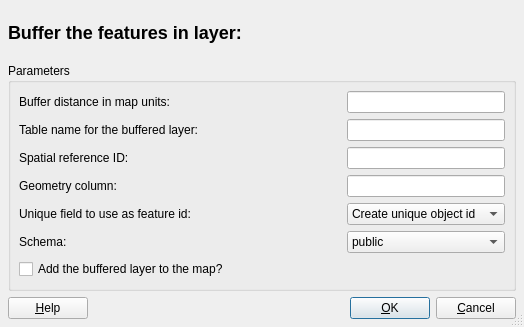
Qt form src/plugins/geoprocessing/qgsdlgpgbufferbase.ui (qgis/QGIS) before a commit.
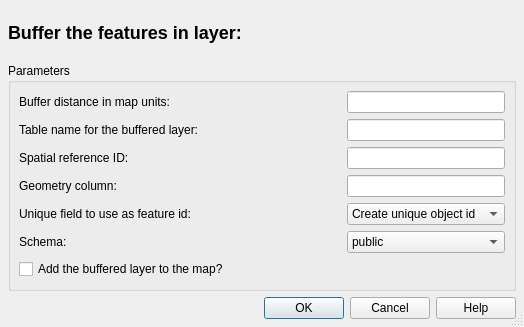
The same form after that commit.

Commit message: Convert dialogs to Qt 4.2 StandardButton API. Also fix memory leaks by using the delete operator or Qt::WA_DeleteOnClose along with accept or reject rather then deprecated Qt3 routines. Also eliminate compiler warnings.

Diff of the .ui file:
```diff
--- a/src/plugins/geoprocessing/qgsdlgpgbufferbase.ui
+++ b/src/plugins/geoprocessing/qgsdlgpgbufferbase.ui
@@ -239,72 +239,14 @@
     </widget>
    </item>
    <item row="2" column="0" >
-    <layout class="QHBoxLayout" >
-     <property name="margin" >
-      <number>0</number>
+    <widget class="QDialogButtonBox" name="buttonBox" >
+     <property name="orientation" >
+      <enum>Qt::Horizontal</enum>
      </property>
-     <property name="spacing" >
-      <number>6</number>
+     <property name="standardButtons" >
+      <set>QDialogButtonBox::Cancel|QDialogButtonBox::Help|QDialogButtonBox::NoButton|QDialogButtonBox::Ok</set>
      </property>
-     <item>
-      <widget class="QPushButton" name="btnHelp" >
-       <property name="text" >
-        <string>&amp;Help</string>
-       </property>
-       <property name="shortcut" >
-        <string>F1</string>
-       </property>
-       <property name="autoDefault" >
-        <bool>true</bool>
-       </property>
-      </widget>
-     </item>
-     <item>
-      <spacer>
-       <property name="orientation" >
-        <enum>Qt::Horizontal</enum>
-       </property>
-       <property name="sizeType" >
-        <enum>QSizePolicy::Expanding</enum>
-       </property>
-       <property name="sizeHint" >
-        <size>
-         <width>20</width>
-         <height>20</height>
-        </size>
-       </property>
-      </spacer>
-     </item>
-     <item>
-      <widget class="QPushButton" name="buttonOk" >
-       <property name="text" >
-        <string>&amp;OK</string>
-       </property>
-       <property name="shortcut" >
-        <string/>
-       </property>
-       <property name="autoDefault" >
-        <bool>true</bool>
-       </property>
-       <property name="default" >
-        <bool>true</bool>
-       </property>
-      </widget>
-     </item>
-     <item>
-      <widget class="QPushButton" name="buttonCancel" >
-       <property name="text" >
-        <string>&amp;Cancel</string>
-       </property>
-       <property name="shortcut" >
-        <string/>
-       </property>
-       <property name="autoDefault" >
-        <bool>true</bool>
-       </property>
-      </widget>
-     </item>
-    </layout>
+    </widget>
    </item>
   </layout>
  </widget>
```
Left out of the diff: 11 changed lines with no effect on the pictures. The commit also changes 48 other files.
